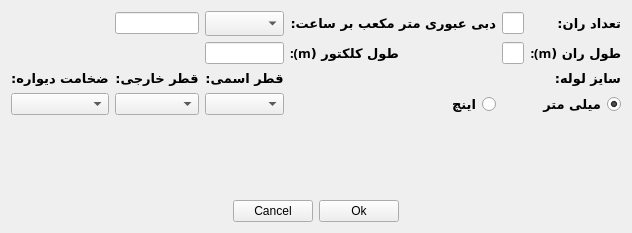
This is behinesazan/gas/station/software/view/Run/ui/Run.ui in mhsh88/qtdesigner as Qt 5 draws it before an edit. The edited form follows.
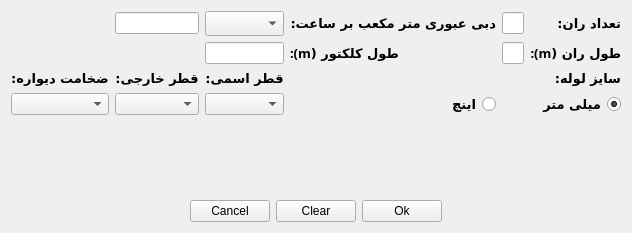
This is the edited form. Icons and pictures are not drawn.

Commit message: clear button is added to forms and mass fraction is must be added later to data input form

Diff of the .ui file:
```diff
--- a/behinesazan/gas/station/software/view/Run/ui/Run.ui
+++ b/behinesazan/gas/station/software/view/Run/ui/Run.ui
@@ -6,7 +6,7 @@
    <rect>
     <x>0</x>
     <y>0</y>
-    <width>509</width>
+    <width>520</width>
     <height>233</height>
    </rect>
   </property>
@@ -57,6 +57,13 @@
            </property>
           </widget>
          </item>
+         <item>
+          <widget class="QPushButton" name="clearButton">
+           <property name="text">
+            <string>Clear</string>
+           </property>
+          </widget>
+         </item>
          <item>
           <widget class="QPushButton" name="okButton">
            <property name="text">
```
Left out of the diff: 99 changed lines with no effect on the pictures. The commit also changes 17 other files.
